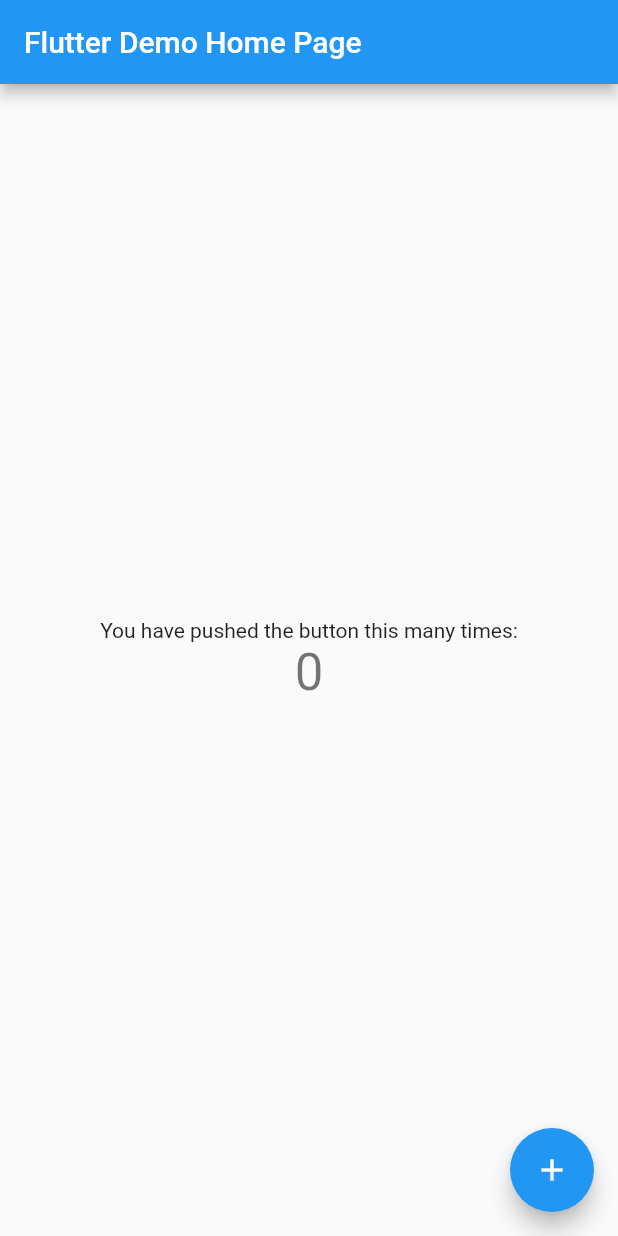
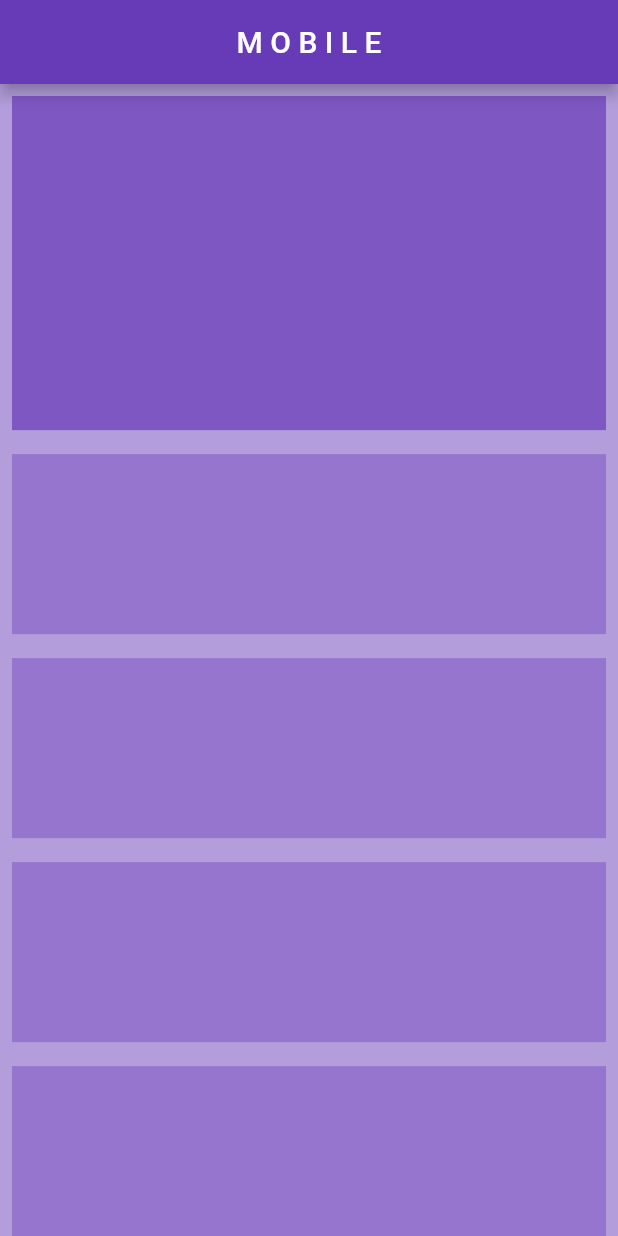
Before and after one commit to daddydemir/MQ-Frontend, a Flutter app: the screen it shows after launch, on a phone screen of 412 x 824 dp. Run offline on Flutter 3.47's test engine with Material 2 defaults, Android fonts, the phone set to English and light mode, and no system bars.

Commit message:
mobile and desktop desing are seperated.

```diff
--- /dev/null
+++ b/lib/homepage.dart
@@ -0,0 +1,24 @@
+import 'package:flutter/material.dart';
+import 'package:mq_frontend/responsive/desktop_body.dart';
+import 'package:mq_frontend/responsive/mobile_body.dart';
+import 'package:mq_frontend/responsive/responsive_layout.dart';
+
+class HomePage extends StatefulWidget {
+  const HomePage({super.key});
+
+  @override
+  State<HomePage> createState() => _HomePageState();
+}
+
+class _HomePageState extends State<HomePage> {
+  @override
+  Widget build(BuildContext context) {
+
+    return const Scaffold(
+      body: ResponsiveLayout(
+        mobileBody: MyMobileBody(),
+        desktopBody: MyDesktopBody(),
+      ),
+    );
+  }
+}
--- a/lib/main.dart
+++ b/lib/main.dart
@@ -1,67 +1,18 @@
 import 'package:flutter/material.dart';
+import 'package:mq_frontend/homepage.dart';
 
 void main() {
   runApp(const MyApp());
 }
-
 class MyApp extends StatelessWidget {
-  const MyApp({super.key});
+  const MyApp({Key? key}) : super(key: key);
 
   @override
   Widget build(BuildContext context) {
     return MaterialApp(
-      title: 'Flutter Demo',
-      theme: ThemeData(
-        primarySwatch: Colors.blue,
-      ),
-      home: const MyHomePage(title: 'Flutter Demo Home Page'),
+      debugShowCheckedModeBanner: false,
+      home: const HomePage(),
+      theme: ThemeData(primarySwatch: Colors.deepPurple)
     );
   }
 }
-
-class MyHomePage extends StatefulWidget {
-  const MyHomePage({super.key, required this.title});
-
-  final String title;
-
-  @override
-  State<MyHomePage> createState() => _MyHomePageState();
-}
-
-class _MyHomePageState extends State<MyHomePage> {
-  int _counter = 0;
-
-  void _incrementCounter() {
-    setState(() {
-      _counter++;
-    });
-  }
-
-  @override
-  Widget build(BuildContext context) {
-    return Scaffold(
-      appBar: AppBar(
-        title: Text(widget.title),
-      ),
-      body: Center(
-        child: Column(
-          mainAxisAlignment: MainAxisAlignment.center,
-          children: <Widget>[
-            const Text(
-              'You have pushed the button this many times:',
-            ),
-            Text(
-              '$_counter',
-              style: Theme.of(context).textTheme.headline4,
-            ),
-          ],
-        ),
-      ),
-      floatingActionButton: FloatingActionButton(
-        onPressed: _incrementCounter,
-        tooltip: 'Increment',
-        child: const Icon(Icons.add),
-      ),
-    );
-  }
-}
--- /dev/null
+++ b/lib/responsive/desktop_body.dart
@@ -0,0 +1,17 @@
+import 'package:flutter/material.dart';
+
+class MyDesktopBody extends StatefulWidget {
+  const MyDesktopBody({super.key});
+
+  @override
+  State<MyDesktopBody> createState() => _MyDesktopBodyState();
+}
+
+class _MyDesktopBodyState extends State<MyDesktopBody> {
+  @override
+  Widget build(BuildContext context) {
+    return Scaffold(
+      backgroundColor: Colors.green[300],
+    );
+  }
+}
--- /dev/null
+++ b/lib/responsive/dimensions.dart
@@ -0,0 +1,2 @@
+
+const mobileWidth = 600;
--- /dev/null
+++ b/lib/responsive/mobile_body.dart
@@ -0,0 +1,55 @@
+import 'package:flutter/material.dart';
+
+class MyMobileBody extends StatefulWidget {
+  const MyMobileBody({super.key});
+
+  @override
+  State<MyMobileBody> createState() => _MyMobileBodyState();
+}
+
+class _MyMobileBodyState extends State<MyMobileBody> {
+  @override
+  Widget build(BuildContext context) {
+    return Scaffold(
+      backgroundColor: Colors.deepPurple[200],
+      appBar: AppBar(
+        centerTitle: true,
+        title: const Text("M O B I L E"),
+      ),
+      body: SingleChildScrollView(
+        child: SizedBox(
+          height: MediaQuery.of(context).size.height,
+          child: Column(
+            children: [
+              Padding(
+                padding: const EdgeInsets.all(8.0),
+                child: AspectRatio(
+                  aspectRatio: 16 / 9,
+                  child: Container(
+                    height: 250,
+                    color: Colors.deepPurple[400],
+                  ),
+                ),
+              ),
+
+              // another widgets ...
+
+              Expanded(
+                  child: ListView.builder(
+                      itemCount: 8,
+                      itemBuilder: (context, index) {
+                        return Padding(
+                          padding: const EdgeInsets.all(8.0),
+                          child: Container(
+                            height: 120,
+                            color: Colors.deepPurple[300],
+                          ),
+                        );
+                      })),
+            ],
+          ),
+        ),
+      ),
+    );
+  }
+}
--- /dev/null
+++ b/lib/responsive/responsive_layout.dart
@@ -0,0 +1,25 @@
+
+
+import 'package:flutter/material.dart';
+import 'package:mq_frontend/responsive/dimensions.dart';
+
+class ResponsiveLayout extends StatelessWidget {
+
+  final Widget mobileBody;
+  final Widget desktopBody;
+
+  const ResponsiveLayout({super.key, required this.mobileBody, required this.desktopBody});
+
+  @override
+  Widget build(BuildContext context) {
+    return LayoutBuilder(
+      builder: (context, constraints) {
+        if(constraints.maxWidth < mobileWidth){
+          return mobileBody;
+        }else{
+          return desktopBody;
+        }
+      },
+    );
+  }
+}
```
